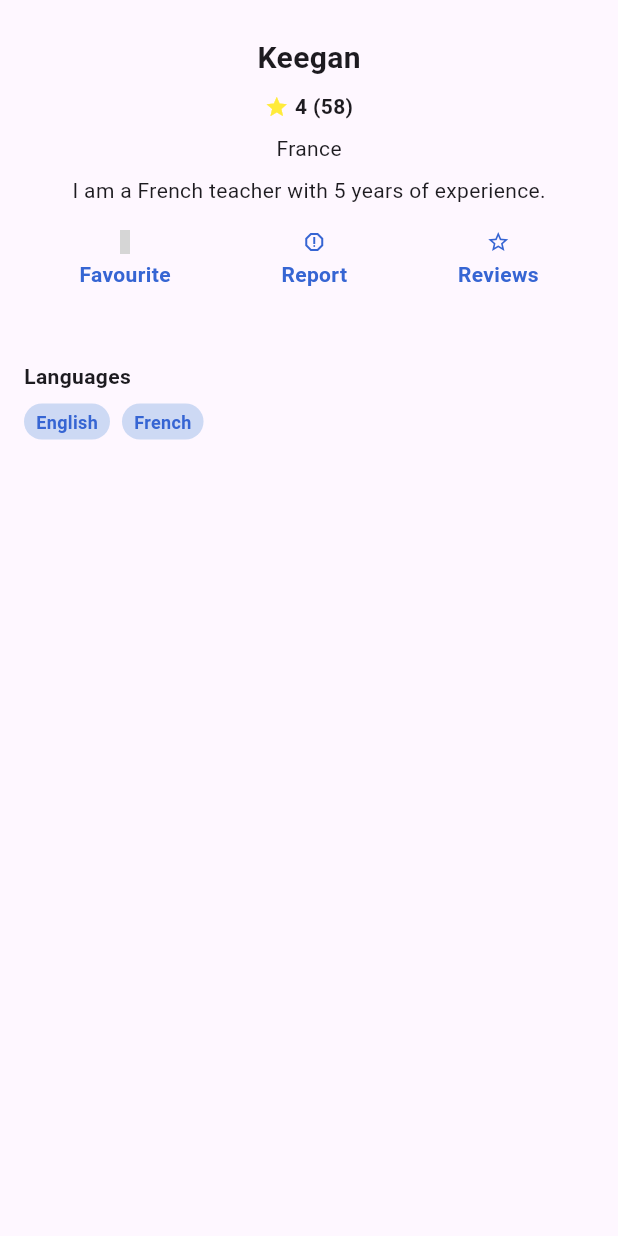
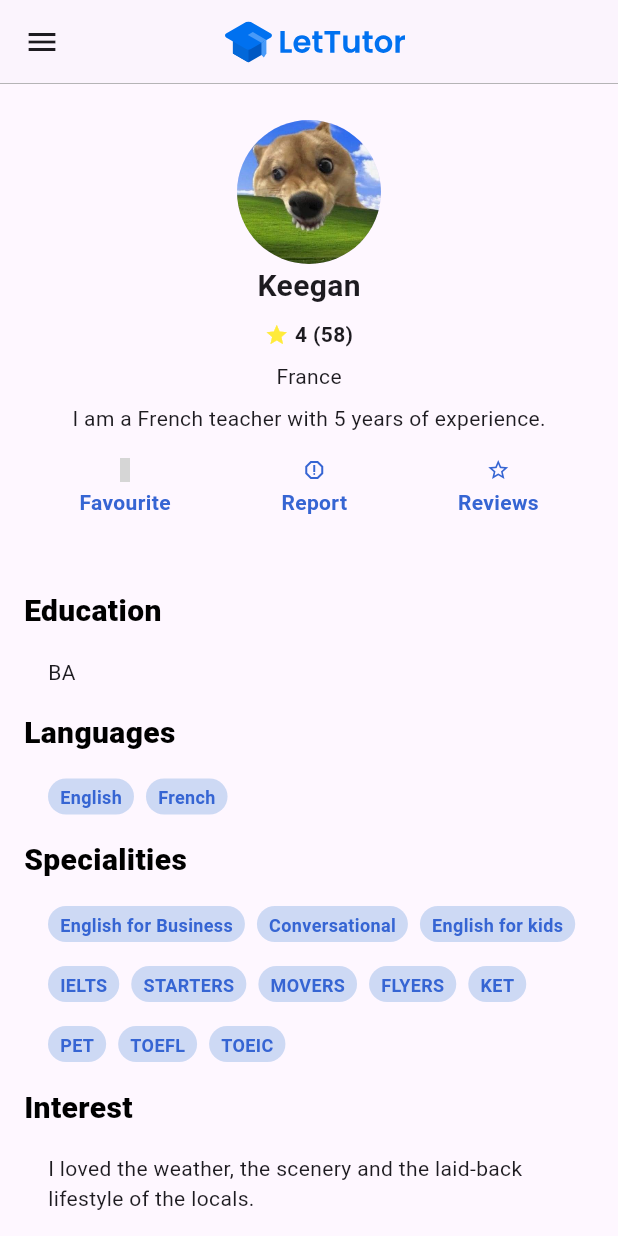
Before and after one commit to Bitz0225/HCMUS-Advanced_Mobile_Development, a Flutter app: the TeacherDetailScreen screen opened directly, on a phone screen of 412 x 824 dp. Run offline on Flutter 3.47's test engine with Material 2 defaults, Android fonts, the phone set to English and light mode, and no system bars; our stand-ins replace flutter_svg, logger, unicons; grey boxes are pictures that could not be loaded.

Commit message:
upload 24/10 progress, add commonly use component and refactor old widgets

```diff
--- /dev/null
+++ b/lib/common/ui/section/section.dart
@@ -0,0 +1,29 @@
+import 'package:flutter/material.dart';
+
+class Section extends StatelessWidget {
+  final String? title;
+  final Widget? content;
+
+  const Section({super.key, this.title, this.content});
+
+  @override
+  Widget build(BuildContext context) {
+    return Column(
+      crossAxisAlignment: CrossAxisAlignment.start,
+      children: [
+        Text(
+          title ?? '',
+          style: const TextStyle(
+            fontSize: 20,
+            fontWeight: FontWeight.w900,
+            color: Colors.black,
+          ),
+        ),
+        const SizedBox(height: 16),
+        Container(
+            padding: const EdgeInsets.only(left: 16),
+            child: content ?? const SizedBox.shrink()),
+      ],
+    );
+  }
+}
--- a/lib/presentation/teacher_detail_screen/view/teacher_detail_screen.dart
+++ b/lib/presentation/teacher_detail_screen/view/teacher_detail_screen.dart
@@ -1,26 +1,35 @@
 import 'package:flutter/material.dart';
+import 'package:lettutor/common/ui/base_appbar/base_appbar.dart';
+import 'package:lettutor/common/ui/base_drawer/base_drawer.dart';
+import 'package:lettutor/common/ui/section/section.dart';
 import 'package:lettutor/common/ui/tag_item/tag_item.dart';
 import 'package:lettutor/common/values/hex_color.dart';
+import 'package:lettutor/gen/assets.gen.dart';
 import 'package:unicons/unicons.dart';
 
 class TeacherDetailScreen extends StatelessWidget {
-  const TeacherDetailScreen({Key? key}) : super(key: key);
+  const TeacherDetailScreen({super.key});
 
   @override
   Widget build(BuildContext context) {
     return Scaffold(
-      extendBody: true,
-      extendBodyBehindAppBar: true,
-      body: Container(
+      appBar: const BaseAppBar(),
+      drawer: const BaseDrawer(),
+      // extendBody: true,
+      // extendBodyBehindAppBar: true,
+      body: SingleChildScrollView(
+        child: Container(
           padding: const EdgeInsets.symmetric(horizontal: 16, vertical: 24),
           child: const Column(
+            crossAxisAlignment: CrossAxisAlignment.start,
             children: [
               TeacherInfo(
                 name: 'Keegan',
                 ratings: 4,
                 ratingsCount: 58,
                 nationality: 'France',
-              description: 'I am a French teacher with 5 years of experience.',
+                description:
+                    'I am a French teacher with 5 years of experience.',
               ),
               SizedBox(height: 16),
               Row(
@@ -40,41 +49,111 @@ class TeacherDetailScreen extends StatelessWidget {
                   ),
                 ],
               ),
-            const SizedBox(height: 48),
-            const _DetailInfo(
+              SizedBox(height: 48),
+              Section(title: 'Education', content: Text('BA')),
+              SizedBox(height: 16),
+              Section(
                 title: 'Languages',
-              content: Row(
+                content: Wrap(
+                  runSpacing: 16,
+                  spacing: 8,
                   children: [
                     TagItem(
                       content: 'English',
                     ),
-                  SizedBox(width: 8),
                     TagItem(
                       content: 'French',
                     ),
                   ],
                 ),
+              ),
+              SizedBox(height: 16),
+              Section(
+                  title: 'Specialities',
+                  content: Wrap(
+                    spacing: 8,
+                    runSpacing: 16,
+                    children: [
+                      TagItem(
+                        content: 'English for Business',
+                      ),
+                      TagItem(
+                        content: 'Conversational',
+                      ),
+                      TagItem(
+                        content: 'English for kids',
+                      ),
+                      TagItem(
+                        content: 'IELTS',
+                      ),
+                      TagItem(
+                        content: 'STARTERS',
+                      ),
+                      TagItem(
+                        content: 'MOVERS',
+                      ),
+                      TagItem(
+                        content: 'FLYERS',
+                      ),
+                      TagItem(
+                        content: 'KET',
+                      ),
+                      TagItem(
+                        content: 'PET',
+                      ),
+                      TagItem(
+                        content: 'TOEFL',
+                      ),
+                      TagItem(
+                        content: 'TOEIC',
+                      ),
+                    ],
+                  )),
+              SizedBox(height: 16),
+              Section(
+                title: 'Interest',
+                content: Text(
+                  'I loved the weather, the scenery and the laid-back lifestyle of the locals.'
+                )
+              ),
+              SizedBox(height: 16),
+              Section(
+                title: 'Teaching experience',
+                content: Text(
+                  'I have more than 10 years of teaching English experience'
+                )
               )
             ],
+          ),
         ),
       ),
     );
   }
 }
 
-class TeacherInfo extends StatelessWidget{
+class TeacherInfo extends StatelessWidget {
   final String? name;
   final int? ratings;
   final int? ratingsCount;
   final String? nationality;
   final String? description;
 
-  const TeacherInfo({super.key, this.name, this.ratings, this.ratingsCount, this.nationality, this.description});
+  const TeacherInfo(
+      {super.key,
+      this.name,
+      this.ratings,
+      this.ratingsCount,
+      this.nationality,
+      this.description});
 
   @override
   Widget build(BuildContext context) {
     return Column(
       children: [
+        CircleAvatar(
+          radius: 48,
+          backgroundImage: Assets.images.defaultAvatar.image().image,
+        ),
         Text(
           name ?? '',
           style: const TextStyle(
@@ -143,28 +222,3 @@ class _IconWithDescription extends StatelessWidget {
     );
   }
 }
-
-class _DetailInfo extends StatelessWidget {
-  final String? title;
-  final Widget? content;
-
-  const _DetailInfo({super.key, this.title, this.content});
-
-  @override
-  Widget build(BuildContext context) {
-    return Column(
-      crossAxisAlignment: CrossAxisAlignment.start,
-      children: [
-        Text(
-          title ?? '',
-          style: const TextStyle(
-            fontSize: 14,
-            fontWeight: FontWeight.bold,
-          ),
-        ),
-        const SizedBox(height: 8),
-        content ?? const SizedBox.shrink(),
-      ],
-    );
-  }
-}
```
Also changed, not shown: lib/main.dart (+1 -9 lines), lib/presentation/detail_course_screen/view/detail_course_screen.dart (+36 -19 lines). Lines whose indentation alone changed are shown as unchanged.
